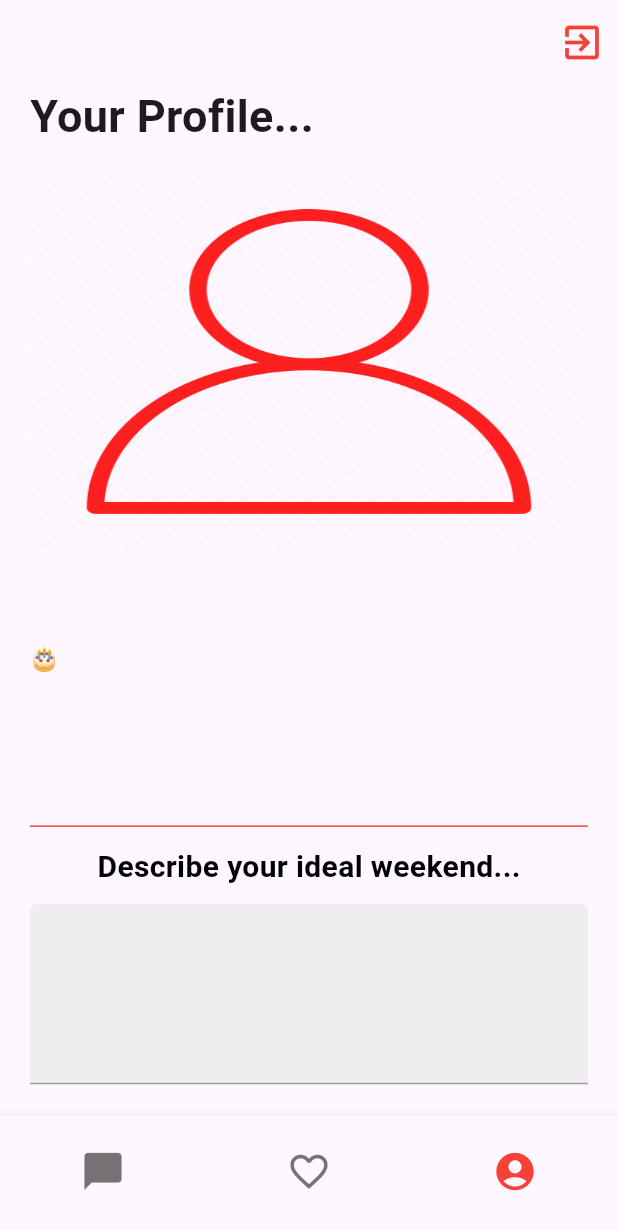
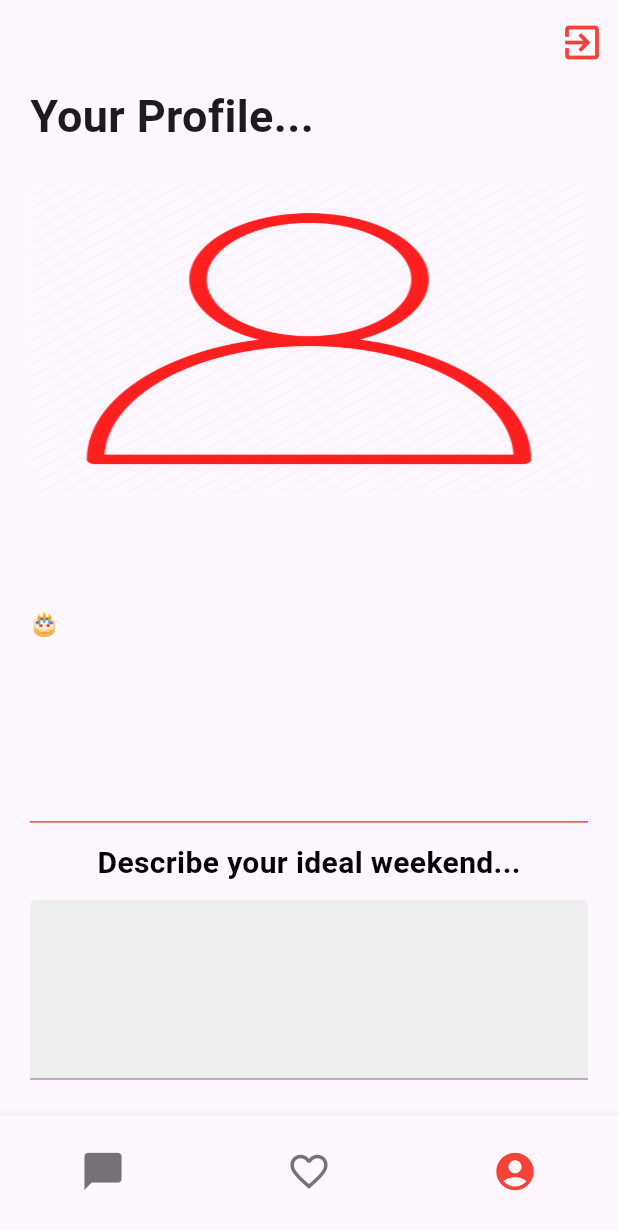
Before and after one commit to Sasa-App/sasa-mobile-app, a Flutter app: the screen it shows once a user with an empty profile is signed in, item 3 of the bottom bar chosen, on a phone screen of 412 x 824 dp. Shown: the top 1230 px of the screen. Run offline on Flutter 3.47's test engine with Material 3 defaults, Android fonts, the phone set to English and light mode, and no system bars; drawn by our look-alikes of carousel_slider; our stand-ins replace cloud_firestore, country_picker, dots_indicator, firebase_auth, firebase_core, firebase_storage and 5 more; missing offline and left inert: select_dialog; accounts and stored records are empty.

```diff
--- a/lib/models/user.dart
+++ b/lib/models/user.dart
@@ -117,7 +117,6 @@ class CurUser {
 
   Future<void> saveCurPage(double curPage) async {
     var pref = await SharedPreferences.getInstance();
-    print(curPage);
     pref.setDouble("curPage", curPage);
   }
 
--- a/lib/screens/home.dart
+++ b/lib/screens/home.dart
@@ -19,7 +19,7 @@ class _HomeScreenState extends ConsumerState<HomeScreen> {
   List<Widget> tabs = [const ChatsListScreen(), FeedScreen(), const Profile()];
   @override
   void initState() {
-    curUser.reloadDetails(ref);
+
     super.initState();
   }
 
@@ -56,6 +56,7 @@ class _HomeScreenState extends ConsumerState<HomeScreen> {
           ],
           onTap: ((index) {
             setState(() {
+              curUser.reloadDetails(ref);
               widget.selectedIndex = index;
             });
             ;
--- a/lib/screens/login_flow/create_account_flow/your_profile.dart
+++ b/lib/screens/login_flow/create_account_flow/your_profile.dart
@@ -10,6 +10,6 @@ class YourProfile extends ConsumerWidget {
 
   @override
   Widget build(BuildContext context, WidgetRef ref) {
-    return profileCard(ref, false);
+    return profileCard(ref, false, MediaQuery.of(context).size.height);
   }
 }
--- a/lib/screens/profile.dart
+++ b/lib/screens/profile.dart
@@ -27,6 +27,6 @@ class Profile extends ConsumerWidget {
                 },
               ),
             ]),
-        body: profileCard(ref, false));
+        body: profileCard(ref, false, MediaQuery.of(context).size.height));
   }
 }
--- a/lib/widgets/chat_messages.dart
+++ b/lib/widgets/chat_messages.dart
@@ -7,6 +7,7 @@ class ChatMessages extends StatelessWidget {
   ChatMessages(this.matchId, {super.key});
 
   String? matchId;
+  List<String> readMessages = [];
 
   @override
   Widget build(BuildContext context) {
@@ -57,6 +58,7 @@ class ChatMessages extends StatelessWidget {
               final nextUserIsSame = nextMessageUserId == currentMessageUserId;
 
               if (nextUserIsSame) {
+                print("Here");
                 return MessageBubble.next(
                     message: chatMessage['message'],
                     isMe: authenticatedUser.uid == currentMessageUserId);
--- a/lib/widgets/profile_card.dart
+++ b/lib/widgets/profile_card.dart
@@ -4,10 +4,14 @@ import 'package:sasa_mobile_app/providers.dart';
 import 'dart:io';
 import 'package:carousel_slider/carousel_slider.dart';
 
-Widget profileCard(WidgetRef ref, bool isDisplayedonFeed,
+Widget profileCard(
+  WidgetRef ref,
+  bool isDisplayedonFeed,
+  double screenHeight,
     {Map<String, dynamic>? userProfile,
     void Function()? likeFunction,
-    void Function()? dislikeFunction}) {
+  void Function()? dislikeFunction,
+}) {
   final screens = [
     styledTextFormField(
       labelText: "Describe your ideal weekend...",
@@ -46,7 +50,7 @@ Widget profileCard(WidgetRef ref, bool isDisplayedonFeed,
                     ClipRRect(
                       borderRadius: BorderRadius.circular(10),
                       child: SizedBox(
-                        height: 250,
+                        height: 1 / 4 * screenHeight,
                         width: double.infinity,
                         child: Image(
                           image:
@@ -82,7 +86,7 @@ Widget profileCard(WidgetRef ref, bool isDisplayedonFeed,
                           )),
                       Positioned(
                           left: -15,
-                          bottom: -15,
+                          bottom: 1 / 11 * screenHeight,
                           child: GestureDetector(
                             onTap: () {
                               dislikeFunction!();
@@ -127,7 +131,11 @@ Widget profileCard(WidgetRef ref, bool isDisplayedonFeed,
       CarouselSlider(
         items: screens,
         options:
-            CarouselOptions(enableInfiniteScroll: true, viewportFraction: 1, aspectRatio: 16 / 7),
+            CarouselOptions(
+          height: 1 / 4.5 * screenHeight,
+          enableInfiniteScroll: true,
+          viewportFraction: 1,
+        ),
       ),
     ],
   );
```
Also changed, not shown: lib/screens/feed.dart (+30 -14 lines), lib/widgets/new_message.dart (+6 -2 lines).
